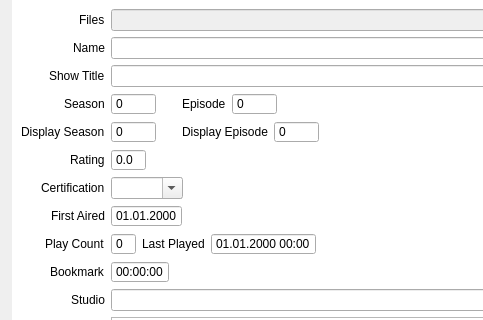
Qt form tvShows/TvShowWidgetEpisode.ui (Komet/MediaElch) before a commit; both pictures show x 0 to 483 and y 101 to 421 of the 924 by 695 pixel window.
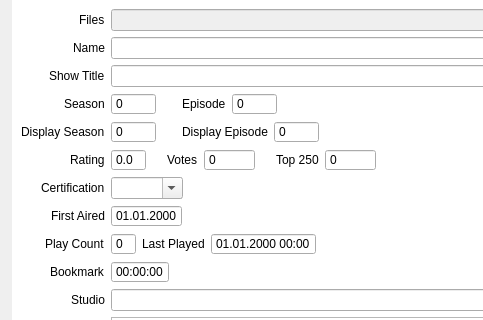
The same form after that commit. Icons and pictures are not drawn. Custom widgets are drawn as their Qt base class.

What changed in the file:
```diff
--- a/tvShows/TvShowWidgetEpisode.ui
+++ b/tvShows/TvShowWidgetEpisode.ui
@@ -289,19 +289,6 @@
               </property>
              </widget>
             </item>
-            <item row="5" column="1">
-             <widget class="QDoubleSpinBox" name="rating">
-              <property name="buttonSymbols">
-               <enum>QAbstractSpinBox::NoButtons</enum>
-              </property>
-              <property name="decimals">
-               <number>1</number>
-              </property>
-              <property name="maximum">
-               <double>10.000000000000000</double>
-              </property>
-             </widget>
-            </item>
             <item row="6" column="0">
              <widget class="QLabel" name="label_8">
               <property name="text">
@@ -461,6 +448,89 @@
               </property>
              </widget>
             </item>
+            <item row="5" column="1">
+             <layout class="QHBoxLayout" name="horizontalLayout_11">
+              <item>
+               <widget class="QDoubleSpinBox" name="rating">
+                <property name="buttonSymbols">
+                 <enum>QAbstractSpinBox::NoButtons</enum>
+                </property>
+                <property name="decimals">
+                 <number>1</number>
+                </property>
+                <property name="maximum">
+                 <double>10.000000000000000</double>
+                </property>
+               </widget>
+              </item>
+              <item>
+               <spacer name="horizontalSpacer_11">
+                <property name="orientation">
+                 <enum>Qt::Horizontal</enum>
+                </property>
+                <property name="sizeType">
+                 <enum>QSizePolicy::Fixed</enum>
+                </property>
+                <property name="sizeHint" stdset="0">
+                 <size>
+                  <width>15</width>
+                  <height>20</height>
+                 </size>
+                </property>
+               </spacer>
+              </item>
+              <item>
+               <widget class="QLabel" name="label_19">
+                <property name="text">
+                 <string>Votes</string>
+                </property>
+               </widget>
+              </item>
+              <item>
+               <widget class="MySpinBox" name="votes">
+                <property name="buttonSymbols">
+                 <enum>QAbstractSpinBox::NoButtons</enum>
+                </property>
+                <property name="maximum">
+                 <number>9999999</number>
+                </property>
+               </widget>
+              </item>
+              <item>
+               <spacer name="horizontalSpacer_8">
+                <property name="orientation">
+                 <enum>Qt::Horizontal</enum>
+                </property>
+                <property name="sizeType">
+                 <enum>QSizePolicy::Fixed</enum>
+                </property>
+                <property name="sizeHint" stdset="0">
+                 <size>
+                  <width>15</width>
+                  <height>20</height>
+                 </size>
+                </property>
+               </spacer>
+              </item>
+              <item>
+               <widget class="QLabel" name="label_20">
+                <property name="text">
+                 <string>Top 250</string>
+                </property>
+               </widget>
+              </item>
+              <item>
+               <widget class="MySpinBox" name="top250">
+                <property name="buttonSymbols">
+                 <enum>QAbstractSpinBox::NoButtons</enum>
+                </property>
+                <property name="maximum">
+                 <number>9999999</number>
+                </property>
+               </widget>
+              </item>
+             </layout>
+            </item>
            </layout>
           </item>
          </layout>
@@ -1213,6 +1283,11 @@
    <header>smallWidgets/MediaFlags.h</header>
    <container>1</container>
   </customwidget>
+  <customwidget>
+   <class>MySpinBox</class>
+   <extends>QSpinBox</extends>
+   <header>smallWidgets/MySpinBox.h</header>
+  </customwidget>
  </customwidgets>
  <resources>
   <include location="../MediaElch.qrc"/>
```
